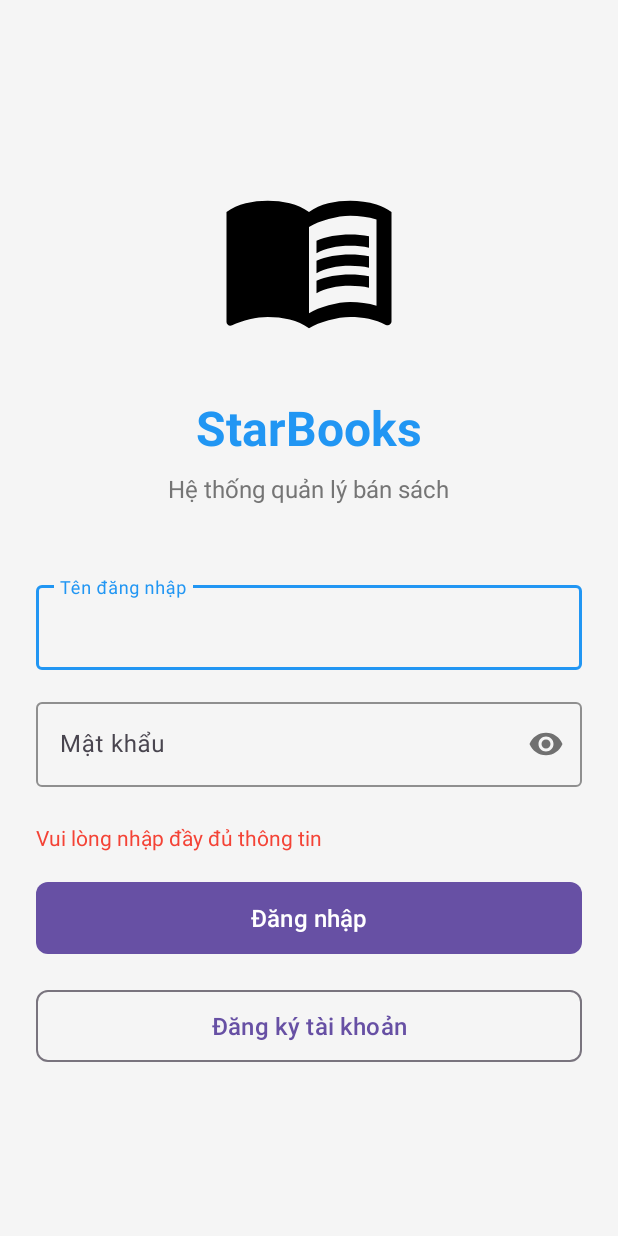
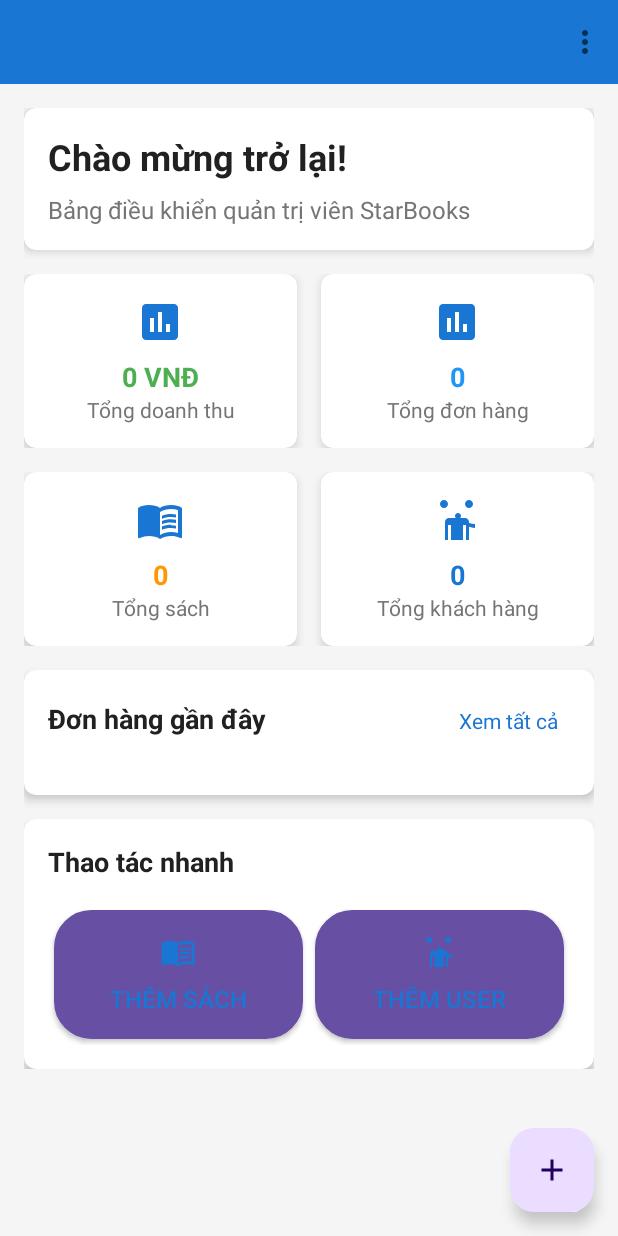
Before and after one commit to DuckAnh03/SBooks, an Android app built with Jetpack Compose: the LoginActivity screen opened directly, with no data from a screen before it, after a tap on "Đăng nhập", on a phone screen of 412 x 824 dp. Run offline under Robolectric (Android 15) with nearby library versions, the phone set to English and light mode, and no system bars.

Commit message:
Initial commit 4

```diff
--- a/app/src/main/AndroidManifest.xml
+++ b/app/src/main/AndroidManifest.xml
@@ -38,6 +38,7 @@
                 <category android:name="android.intent.category.LAUNCHER" />
             </intent-filter>
         </activity>
+        <activity android:name=".activities.admin.AdminMainActivity" />
     </application>
 
 </manifest>
--- a/app/src/main/java/com/example/sbooks/LoginActivity.kt
+++ b/app/src/main/java/com/example/sbooks/LoginActivity.kt
@@ -4,7 +4,9 @@ import android.content.Intent
 import android.os.Bundle
 import android.widget.Toast
 import androidx.appcompat.app.AppCompatActivity
+import com.example.sbooks.activities.admin.AdminMainActivity
 import com.example.sbooks.databinding.ActivityLoginBinding
+import com.example.sbooks.fragments.admin.AdminDashboardFragment
 
 class LoginActivity : AppCompatActivity() {
 
@@ -17,29 +19,33 @@ class LoginActivity : AppCompatActivity() {
 
         // Xử lý nút Đăng nhập
         binding.btnLogin.setOnClickListener {
-            val username = binding.etUsername.text.toString()
-            val password = binding.etPassword.text.toString()
+            val intent = Intent(this, AdminMainActivity::class.java)
+            startActivity(intent)
+            finish() // nếu muốn khi bấm back không quay lại màn login
+        }
+//            val username = binding.etUsername.text.toString()
+//            val password = binding.etPassword.text.toString()
+//
+//            if (username.isEmpty() || password.isEmpty()) {
+//                binding.tvError.text = "Vui lòng nhập đầy đủ thông tin"
+//                binding.tvError.visibility = android.view.View.VISIBLE
+//            } else {
+//                // Kiểm tra dữ liệu tạm thời
+//                if (username == "admin" && password == "1234") {
+//                    binding.tvError.visibility = android.view.View.GONE
+//
+//                    // Tạo Intent để chuyển sang HomeActivity
+//                    val intent = Intent(this, HomeActivity::class.java)
+//                    startActivity(intent)
+//
+//                    // Kết thúc LoginActivity để bấm back không quay lại
+//                    finish()
+//                } else {
+//                    binding.tvError.text = "Tên đăng nhập hoặc mật khẩu không đúng"
+//                    binding.tvError.visibility = android.view.View.VISIBLE
+//                }
+//            }
 
-            if (username.isEmpty() || password.isEmpty()) {
-                binding.tvError.text = "Vui lòng nhập đầy đủ thông tin"
-                binding.tvError.visibility = android.view.View.VISIBLE
-            } else {
-                // Kiểm tra dữ liệu tạm thời
-                if (username == "admin" && password == "1234") {
-                    binding.tvError.visibility = android.view.View.GONE
-
-                    // Tạo Intent để chuyển sang HomeActivity
-                    val intent = Intent(this, HomeActivity::class.java)
-                    startActivity(intent)
-
-                    // Kết thúc LoginActivity để bấm back không quay lại
-                    finish()
-                } else {
-                    binding.tvError.text = "Tên đăng nhập hoặc mật khẩu không đúng"
-                    binding.tvError.visibility = android.view.View.VISIBLE
-                }
-            }
-        }
 
         // Xử lý nút Đăng ký (chưa triển khai)
         binding.btnRegister.setOnClickListener {
--- a/app/src/main/java/com/example/sbooks/activities/admin/AdminMainActivity.java
+++ b/app/src/main/java/com/example/sbooks/activities/admin/AdminMainActivity.java
@@ -1,4 +1,15 @@
 package com.example.sbooks.activities.admin;
 
-public class AdminMainActivity {
+import android.os.Bundle;
+import androidx.appcompat.app.AppCompatActivity;
+import com.example.sbooks.R;
+
+public class AdminMainActivity extends AppCompatActivity {
+
+    @Override
+    protected void onCreate(Bundle savedInstanceState) {
+        super.onCreate(savedInstanceState);
+        // Gắn layout cho activity
+        setContentView(R.layout.activity_admin_main);
+    }
 }
```
